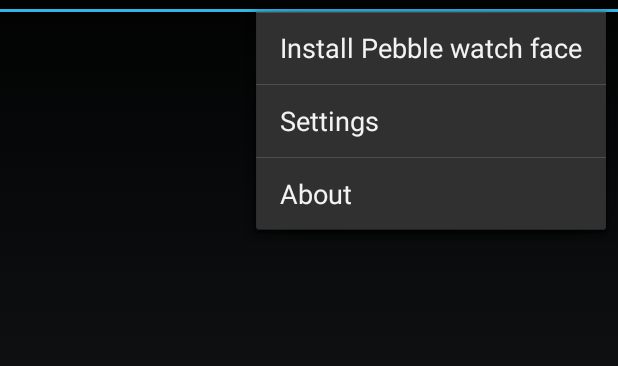
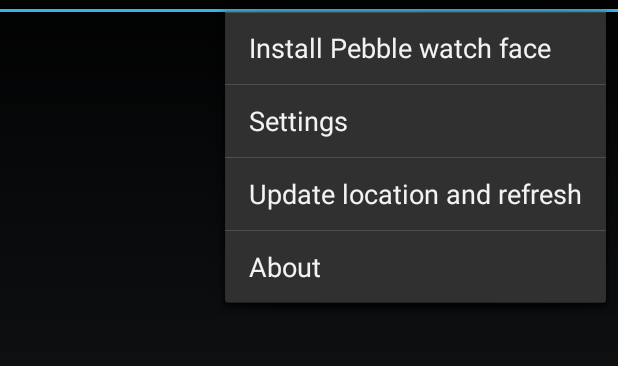
Before and after one commit to ec1oud/sologyr, an Android app: the screen it shows after launch (MainActivity), with the options menu open, on a phone screen of 412 x 824 dp, the part 60-426 px from its top. Run offline under Robolectric (Android 15) with nearby library versions, the phone set to English and light mode, and no system bars; 3 statements that could not run were skipped.

Commit message:
add menu item to refresh location
which should result in a weather update etc.

```diff
--- a/android/app/src/main/java/org/ecloud/sologyr/MainActivity.java
+++ b/android/app/src/main/java/org/ecloud/sologyr/MainActivity.java
@@ -113,6 +113,9 @@
                 intent = new Intent(this, SettingsActivity.class);
                 startActivity(intent);
                 return true;
+            case R.id.action_refresh:
+                m_weatherService.requestLocationUpdate();
+                return true;
             case R.id.action_about:
                 showAbout();
                 return true;
--- a/android/app/src/main/res/menu/menu_main.xml
+++ b/android/app/src/main/res/menu/menu_main.xml
@@ -5,8 +5,12 @@
     <item android:id="@+id/action_settings" android:title="@string/action_settings"
         android:orderInCategory="100" android:showAsAction="never" />
     <item
+        android:title="@string/action_refresh"
+        android:orderInCategory="101"
+        android:id="@+id/action_refresh" />
+    <item
         android:title="About"
-        android:orderInCategory="101"
+        android:orderInCategory="102"
         android:id="@+id/action_about"
         android:showAsAction="never" />
 </menu>
--- a/android/app/src/main/res/values/strings.xml
+++ b/android/app/src/main/res/values/strings.xml
@@ -4,6 +4,7 @@
     <string name="title_activity_main" translatable="false">Sol og Yr</string>
     <string name="action_install_pebble">Install Pebble watch face</string>
     <string name="action_settings">Settings</string>
+    <string name="action_refresh">Update location and refresh</string>
     <string name="pebble_install_toast">Installing Pebble watch face</string>
 
     <!-- General settings -->
```
Also changed, not shown: android/app/src/main/java/org/ecloud/sologyr/WeatherService.java (+12 -6 lines).
